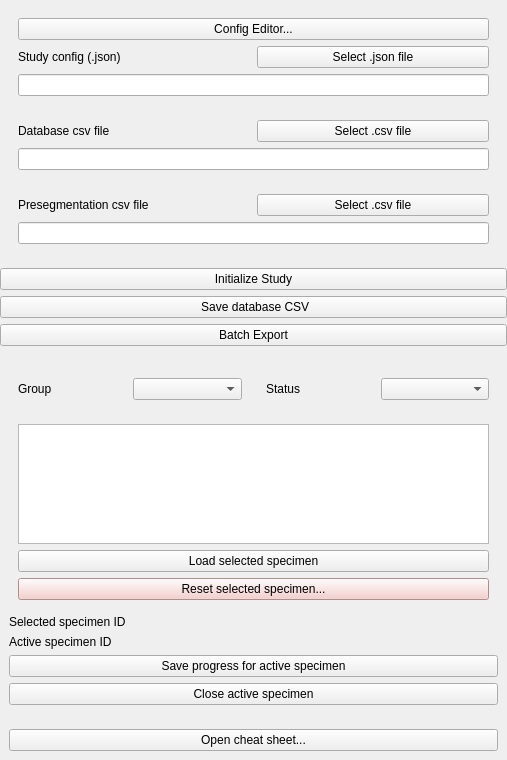
The window that GenericSpecimenManager/GenericSpecimenManager/Resources/UI/GenericSpecimenManager.ui (dfajtai/GenericSpecimenManager) describes before a commit, drawn with Qt 5.
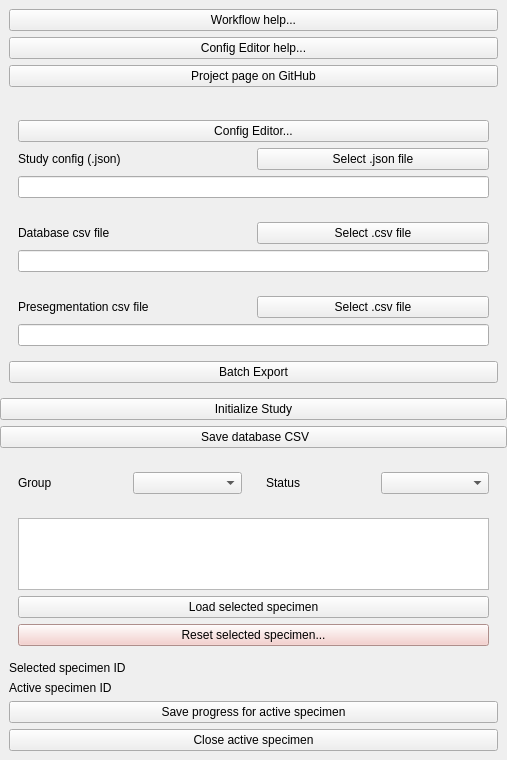
The same window after the commit. Custom widgets are drawn as their Qt base class.

Commit message: Specimen load, layers and main GUI layout

Patch:
```diff
--- a/GenericSpecimenManager/GenericSpecimenManager/Resources/UI/GenericSpecimenManager.ui
+++ b/GenericSpecimenManager/GenericSpecimenManager/Resources/UI/GenericSpecimenManager.ui
@@ -23,6 +23,54 @@
    <property name="bottomMargin">
     <number>0</number>
    </property>
+   <item>
+    <widget class="ctkCollapsibleButton" name="helpCollapsibleButton" native="true">
+     <property name="toolTip" stdset="0">
+      <string>Module help.</string>
+     </property>
+     <property name="text" stdset="0">
+      <string>Help</string>
+     </property>
+     <property name="collapsed" stdset="0">
+      <bool>true</bool>
+     </property>
+     <property name="collapsedHeight" stdset="0">
+      <number>0</number>
+     </property>
+     <layout class="QVBoxLayout" name="verticalLayout_help">
+      <item>
+       <widget class="QPushButton" name="btnModuleHelp">
+        <property name="toolTip">
+         <string>Open the module cheat sheet: workflow, specimen table, status, reset, batch export. Has a section jump and a search bar.</string>
+        </property>
+        <property name="text">
+         <string>Workflow help...</string>
+        </property>
+       </widget>
+      </item>
+      <item>
+       <widget class="QPushButton" name="btnConfigEditorHelp">
+        <property name="toolTip">
+         <string>Open the Config Editor cheat sheet (the key reference for config.json) without opening the Config Editor.</string>
+        </property>
+        <property name="text">
+         <string>Config Editor help...</string>
+        </property>
+       </widget>
+      </item>
+      <item>
+       <widget class="QPushButton" name="btnProjectPage">
+        <property name="toolTip">
+         <string>Open the project page (source code, documentation, issues) in the web browser.</string>
+        </property>
+        <property name="text">
+         <string>Project page on GitHub</string>
+        </property>
+       </widget>
+      </item>
+     </layout>
+    </widget>
+   </item>
    <item>
     <widget class="ctkCollapsibleButton" name="studySettingsCollapsibleButton" native="true">
      <property name="toolTip" stdset="0">
@@ -144,6 +192,16 @@
         </layout>
        </widget>
       </item>
+      <item>
+       <widget class="QPushButton" name="btnBatchExport">
+        <property name="toolTip">
+         <string>Runs cfg.batch_export against every 'finished' specimen: exports segments/markups to files and/or computes custom per-segment statistics into one combined CSV, depending on what's enabled in the Config Editor's General tab.</string>
+        </property>
+        <property name="text">
+         <string>Batch Export</string>
+        </property>
+       </widget>
+      </item>
      </layout>
     </widget>
    </item>
@@ -160,7 +218,7 @@
        <number>0</number>
       </property>
       <property name="bottomMargin">
-       <number>8</number>
+       <number>0</number>
       </property>
    <item>
     <widget class="QPushButton" name="btnInitializeStudy">
@@ -182,16 +240,6 @@
         </property>
        </widget>
       </item>
-      <item>
-       <widget class="QPushButton" name="btnBatchExport">
-        <property name="toolTip">
-         <string>Runs cfg.batch_export against every 'finished' specimen: exports segments/markups to files and/or computes custom per-segment statistics into one combined CSV, depending on what's enabled in the Config Editor's General tab.</string>
-        </property>
-        <property name="text">
-         <string>Batch Export</string>
-        </property>
-       </widget>
-      </item>
      </layout>
     </widget>
    </item>
@@ -405,31 +453,6 @@
      </layout>
     </widget>
    </item>
-   <item>
-    <widget class="ctkCollapsibleButton" name="helpCollapsibleButton" native="true">
-     <property name="toolTip" stdset="0">
-      <string>Module help.</string>
-     </property>
-     <property name="text" stdset="0">
-      <string>Help</string>
-     </property>
-     <property name="collapsed" stdset="0">
-      <bool>true</bool>
-     </property>
-     <layout class="QVBoxLayout" name="verticalLayout_help">
-      <item>
-       <widget class="QPushButton" name="btnModuleHelp">
-        <property name="toolTip">
-         <string>Open the module cheat sheet: workflow, specimen table, status, reset, batch export. Has a section jump and a search bar.</string>
-        </property>
-        <property name="text">
-         <string>Open cheat sheet...</string>
-        </property>
-       </widget>
-      </item>
-     </layout>
-    </widget>
-   </item>
    <item>
     <spacer name="verticalSpacer">
      <property name="orientation">
```
Left out of the diff: 3 changed lines with no effect on the pictures. The commit also changes 14 other files.
